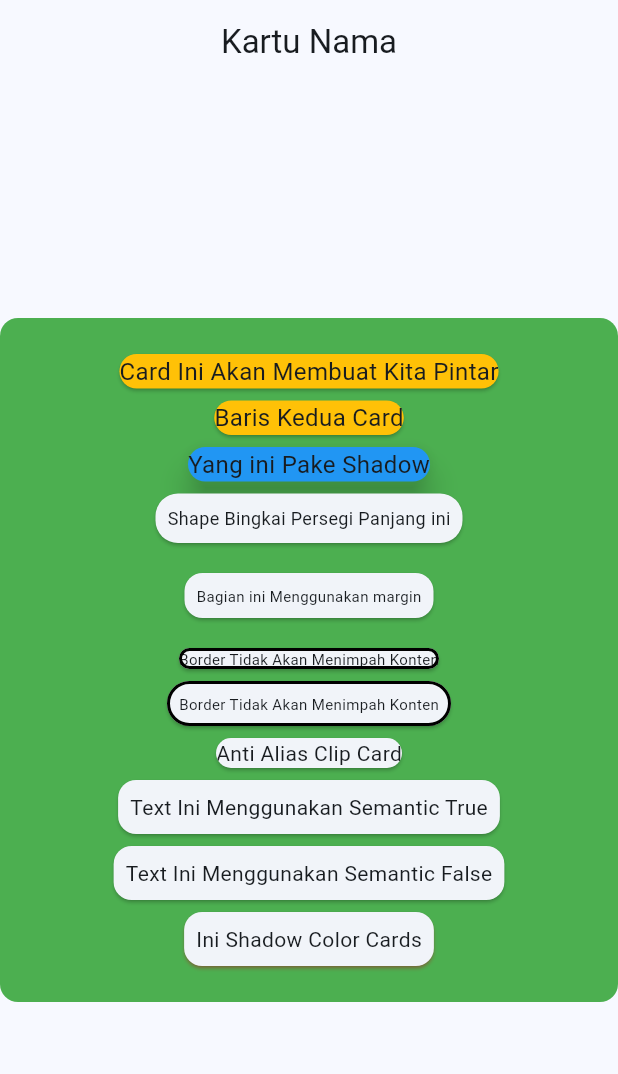
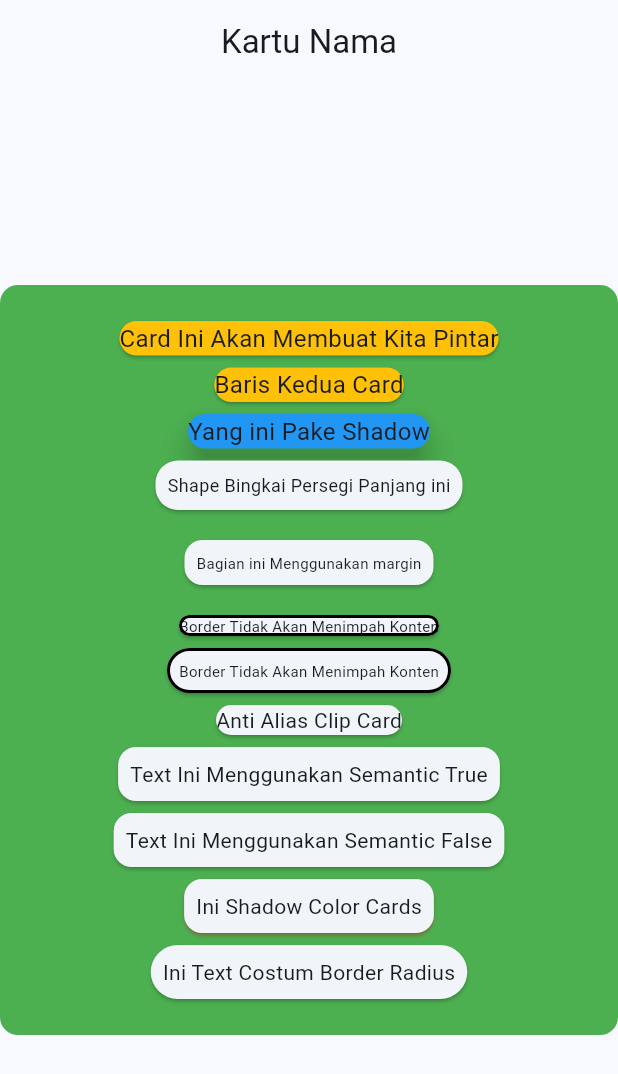
Before and after one commit to asis92/tugas_card, a Flutter app: the screen it shows after launch, on a phone screen of 412 x 824 dp. Shown: the top 1074 px of the screen. Run offline on Flutter 3.47's test engine with Material 3 defaults, Android fonts, the phone set to English and light mode, and no system bars.

Commit message:
Step 11 Update Card

```diff
--- a/lib/pages/card01.dart
+++ b/lib/pages/card01.dart
@@ -127,6 +127,18 @@ class MyCard extends StatelessWidget {
                       ),
                     ),
                   ),
+                  Card(
+                    shape: RoundedRectangleBorder(
+                      borderRadius: BorderRadius.circular(30.0),
+                    ),
+                    child: Padding(
+                      padding: const EdgeInsets.all(8.0),
+                      child: Text(
+                        "Ini Text Costum Border Radius",
+                        style: TextStyle(fontSize: 14.0),
+                      ),
+                    ),
+                  ),
                 ],
               ),
             ),
```
